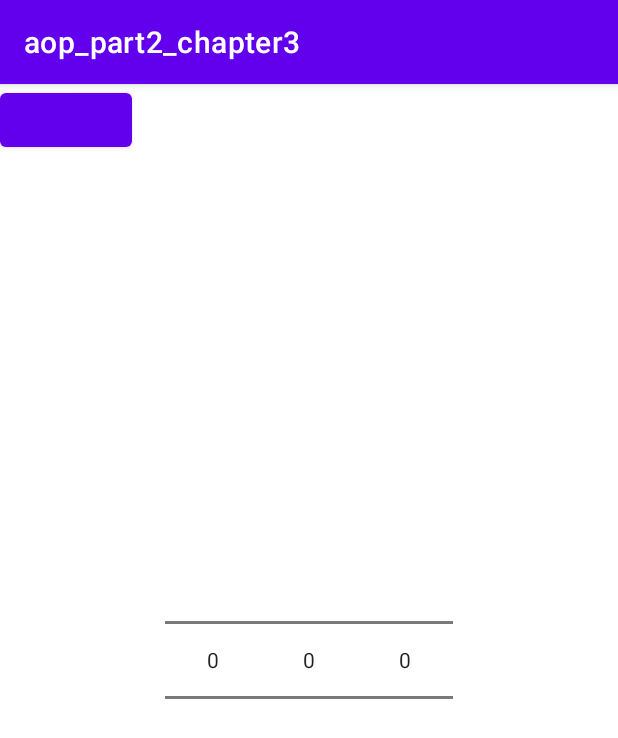
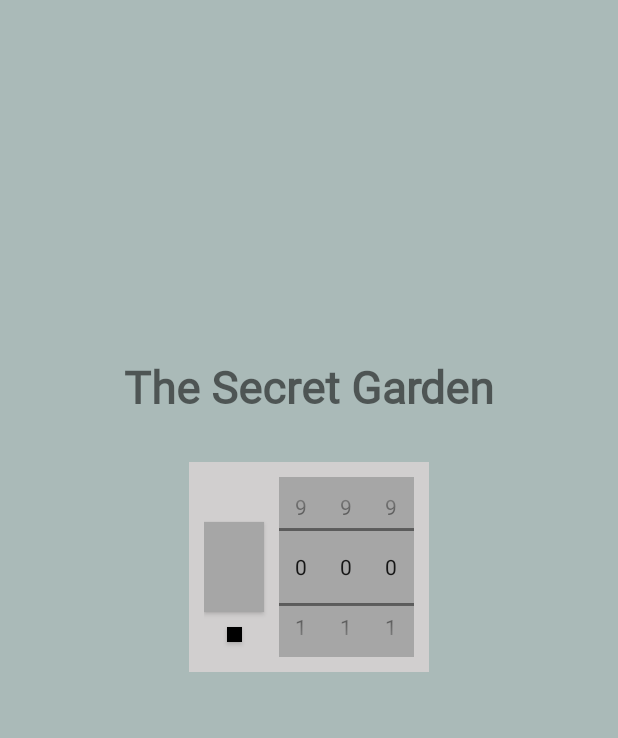
Before and after one commit to Jin-Kredible/aop_part2_chapter3, an Android app: the screen it shows after launch (MainActivity), on a phone screen of 412 x 824 dp. Shown: the top 738 px of the screen. Run offline under Robolectric (Android 15) with nearby library versions, the phone set to English and light mode, and no system bars.

Commit message:
chapter3

```diff
--- a/app/src/main/AndroidManifest.xml
+++ b/app/src/main/AndroidManifest.xml
@@ -11,6 +11,7 @@
         android:theme="@style/Theme.Aop_part2_chapter3">
         <activity
             android:name=".MainActivity"
+            android:theme="@style/Theme.Aop_part2_chapter3.noActionBar"
             android:exported="true">
             <intent-filter>
                 <action android:name="android.intent.action.MAIN" />
--- /dev/null
+++ b/app/src/main/java/jin/com/aop/part/aop_part2_chapter3/DiaryActivity.kt
@@ -0,0 +1,12 @@
+package jin.com.aop.part.aop_part2_chapter3
+
+import android.os.Bundle
+import android.os.PersistableBundle
+import androidx.appcompat.app.AppCompatActivity
+
+class DiaryActivity: AppCompatActivity() {
+
+    override fun onCreate(savedInstanceState: Bundle?) {
+        super.onCreate(savedInstanceState)
+    }
+}
--- a/app/src/main/java/jin/com/aop/part/aop_part2_chapter3/MainActivity.kt
+++ b/app/src/main/java/jin/com/aop/part/aop_part2_chapter3/MainActivity.kt
@@ -1,11 +1,119 @@
 package jin.com.aop.part.aop_part2_chapter3
 
+import android.content.Context
+import android.graphics.Color
 import androidx.appcompat.app.AppCompatActivity
 import android.os.Bundle
+import android.widget.Button
+import android.widget.NumberPicker
+import android.widget.Toast
+import androidx.appcompat.app.AlertDialog
+import androidx.appcompat.widget.AppCompatButton
+import androidx.core.content.edit
 
 class MainActivity : AppCompatActivity() {
+
+    private val numberPicker1 : NumberPicker by lazy {
+        findViewById<NumberPicker>(R.id.numberPicker1)
+            .apply{
+                minValue=0
+                maxValue=9
+            }
+
+    }
+
+    private val numberPicker2 : NumberPicker by lazy {
+        findViewById<NumberPicker>(R.id.numberPicker2)
+            .apply{
+                minValue=0
+                maxValue=9
+            }
+    }
+
+    private val numberPicker3 : NumberPicker by lazy {
+        findViewById<NumberPicker>(R.id.numberPicker3)
+            .apply{
+                minValue=0
+                maxValue=9
+            }
+    }
+
+    private val openButton : AppCompatButton by lazy {
+        findViewById(R.id.openButton)
+    }
+
+    private val changePasswordButton : AppCompatButton by lazy {
+        findViewById(R.id.changePassword)
+    }
+
+    private var changePasswordMode = false
+
     override fun onCreate(savedInstanceState: Bundle?) {
         super.onCreate(savedInstanceState)
         setContentView(R.layout.activity_main)
+
+        numberPicker1
+        numberPicker2
+        numberPicker3
+
+        openButton.setOnClickListener {
+
+            if(changePasswordMode) {
+                Toast.makeText(this,"비밀번호 변경 중입니다",Toast.LENGTH_SHORT).show()
+                return@setOnClickListener
+            }
+            val passwordPref = getSharedPreferences("password", Context.MODE_PRIVATE)
+
+            val passwordFromUsr : String = "${numberPicker1.value}${numberPicker2.value}${numberPicker3.value}"
+
+            if(passwordPref.getString("password","000").equals(passwordFromUsr)) {
+//                startActivity()
+            }else {
+                showErrorAlert()
+            }
+        }
+
+        changePasswordButton.setOnClickListener {
+
+            val passwordPref = getSharedPreferences("password", Context.MODE_PRIVATE)
+            val passwordFromUsr : String = "${numberPicker1.value}${numberPicker2.value}${numberPicker3.value}"
+
+
+            if(changePasswordMode) {
+                //번호를 저장하는 기능
+
+
+                passwordPref.edit(true) {
+                    putString("password",passwordFromUsr)
+                }
+
+                changePasswordMode = false
+                changePasswordButton.setBackgroundColor(Color.BLACK)
+
+
+            } else {
+                //Chagne password Mode 활성화 : 비밀번호가 맞는지 체크
+
+                if(passwordPref.getString("password","000").equals(passwordFromUsr)) {
+                    changePasswordMode = true
+                    Toast.makeText(this,"패스워드를 변경해주세요",Toast.LENGTH_SHORT).show()
+                    changePasswordButton.setBackgroundColor(Color.RED)
+
+                }else {
+                    showErrorAlert()
+                }
+            }
+        }
+
+    }
+
+    private fun showErrorAlert() {
+
+        AlertDialog.Builder(this)
+            .setTitle("실패")
+            .setMessage("비밀번호가 잘못되었습니다")
+            .setPositiveButton("확인") { _, _ ->
+            }.create().show()
+
     }
 }
--- a/app/src/main/res/layout/activity_main.xml
+++ b/app/src/main/res/layout/activity_main.xml
@@ -4,39 +4,81 @@
     xmlns:tools="http://schemas.android.com/tools"
     android:layout_width="match_parent"
     android:layout_height="match_parent"
+    android:background="#AABAB8"
     tools:context=".MainActivity">
 
-    <Button
-        android:id="@+id/openButton"
-
+    <TextView
+        app:layout_constraintBottom_toTopOf="@id/passwordLayout"
+        app:layout_constraintStart_toStartOf="parent"
+        app:layout_constraintEnd_toEndOf="parent"
+        android:layout_marginBottom="30dp"
+        android:text="The Secret Garden"
+        android:fontFamily="@font/baemin"
+        android:textSize="30sp"
+        android:textStyle="bold"
         android:layout_width="wrap_content"
         android:layout_height="wrap_content"/>
 
+    <androidx.constraintlayout.widget.ConstraintLayout
+        android:background="#D1CFCF"
+        android:layout_width="wrap_content"
+        android:id="@+id/passwordLayout"
+        app:layout_constraintStart_toStartOf="parent"
+        app:layout_constraintEnd_toEndOf="parent"
+        app:layout_constraintBottom_toBottomOf="parent"
+        app:layout_constraintTop_toTopOf="parent"
+        android:padding="10dp"
+        app:layout_constraintVertical_bias="0.45"
+        android:layout_height="wrap_content">
+    <androidx.appcompat.widget.AppCompatButton
+        android:id="@+id/openButton"
+        android:background="#A6A6A6"
+        app:layout_constraintTop_toTopOf="@id/numberPicker1"
+        app:layout_constraintStart_toStartOf="parent"
+        app:layout_constraintBottom_toBottomOf="@id/numberPicker1"
+        android:layout_width="40dp"
+        android:layout_height="60dp"
+        android:layout_marginEnd="10dp"
+        app:layout_constraintEnd_toStartOf="@id/numberPicker1"/>
+    <androidx.appcompat.widget.AppCompatButton
+        android:layout_width="10dp"
+        android:layout_height="10dp"
+        android:id="@+id/changePassword"
+        app:layout_constraintStart_toStartOf="@id/openButton"
+        app:layout_constraintEnd_toEndOf="@id/openButton"
+        app:layout_constraintTop_toBottomOf="@id/openButton"
+        android:layout_marginTop="10dp"
+        android:background="@color/black"/>
     <NumberPicker
         android:id="@+id/numberPicker1"
-        android:layout_width="wrap_content"
-        android:layout_height="wrap_content"
+        android:layout_width="30dp"
+        android:layout_height="120dp"
+        android:background="#A6A6A6"
+
         app:layout_constraintBottom_toBottomOf="parent"
+        app:layout_constraintStart_toEndOf="@id/openButton"
         app:layout_constraintEnd_toStartOf="@id/numberPicker2"
         app:layout_constraintHorizontal_chainStyle="packed"
-        app:layout_constraintStart_toStartOf="parent"
         app:layout_constraintTop_toTopOf="parent" />
 
     <NumberPicker
         android:id="@+id/numberPicker2"
-        android:layout_width="wrap_content"
-        android:layout_height="wrap_content"
+        android:layout_width="30dp"
+        android:layout_height="120dp"
+        android:background="#A6A6A6"
         app:layout_constraintEnd_toStartOf="@id/numberPicker3"
         app:layout_constraintStart_toEndOf="@id/numberPicker1"
         app:layout_constraintTop_toTopOf="@id/numberPicker1" />
 
     <NumberPicker
         android:id="@+id/numberPicker3"
-        android:layout_width="wrap_content"
-        android:layout_height="wrap_content"
+        android:layout_width="30dp"
+        android:layout_height="120dp"
+        android:background="#A6A6A6"
         app:layout_constraintEnd_toEndOf="parent"
         app:layout_constraintStart_toEndOf="@id/numberPicker2"
         app:layout_constraintTop_toTopOf="@id/numberPicker1" />
+    </androidx.constraintlayout.widget.ConstraintLayout>
 
 
 </androidx.constraintlayout.widget.ConstraintLayout>
--- a/app/src/main/res/values/themes.xml
+++ b/app/src/main/res/values/themes.xml
@@ -13,4 +13,8 @@
         <item name="android:statusBarColor" tools:targetApi="l">?attr/colorPrimaryVariant</item>
         <!-- Customize your theme here. -->
     </style>
+    <style name="Theme.Aop_part2_chapter3.noActionBar" parent="Theme.MaterialComponents.DayNight.NoActionBar">
+
+
+    </style>
 </resources>
```
Also changed, not shown: 1 other file.
